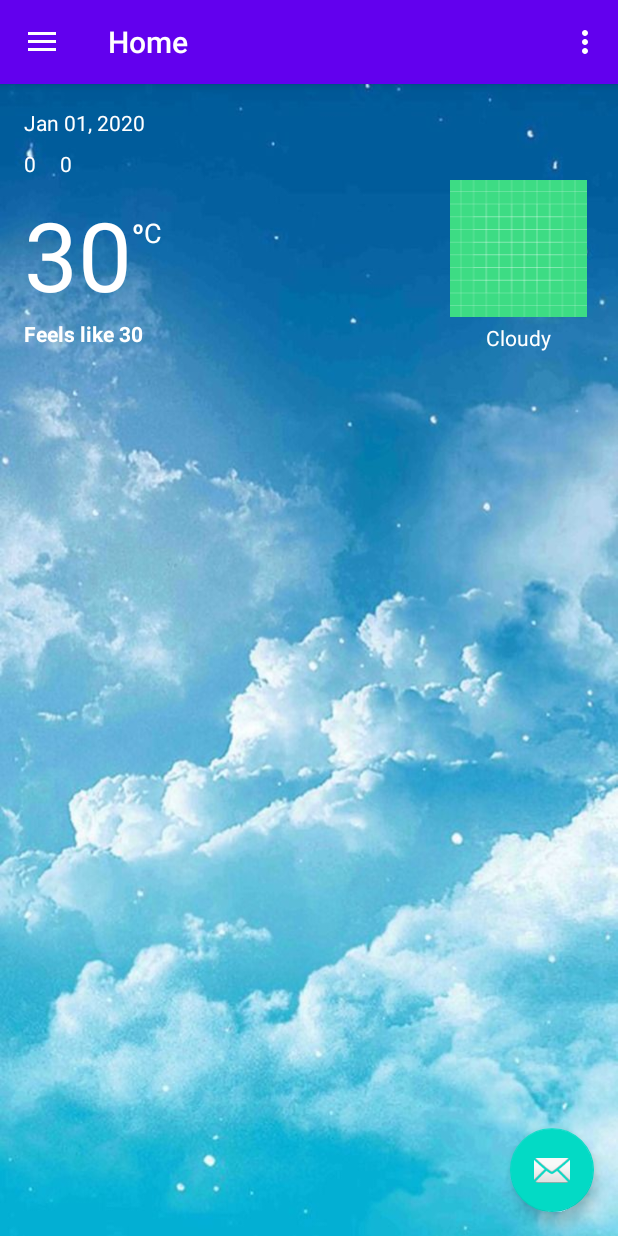
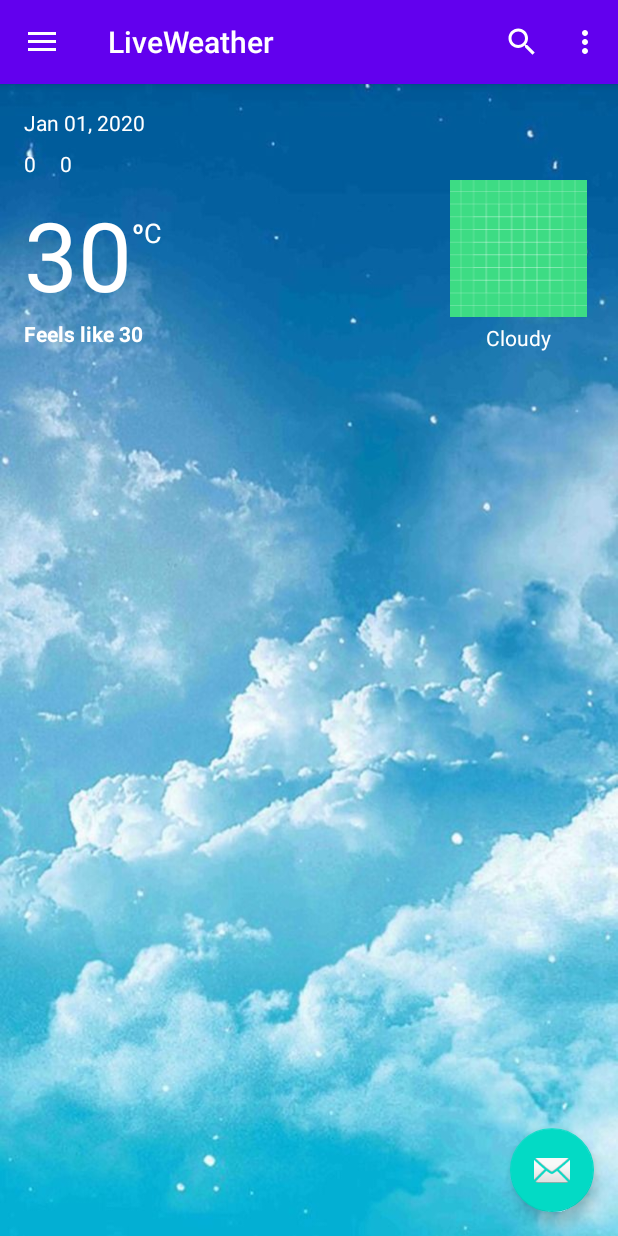
Before and after one commit to micah-akpan/android-weather-app, an Android app: the screen it shows after launch (MainActivity), on a phone screen of 412 x 824 dp. Run offline under Robolectric (Android 15) with nearby library versions, the phone set to English and light mode, and no system bars; our stand-ins replace navigation-ui; Roboto replaces fonts that are not available here; 2 statements that could not run were skipped.

Commit message:
Add support for searching weather info by city

```diff
--- a/app/src/main/java/com/micah/liveweather/MainActivity.java
+++ b/app/src/main/java/com/micah/liveweather/MainActivity.java
@@ -6,6 +6,7 @@
 import android.view.MenuItem;
 import android.view.View;
 import android.widget.Button;
+import android.widget.SearchView;
 import android.widget.TextView;
 
 import androidx.appcompat.app.AppCompatActivity;
@@ -46,14 +47,11 @@
     @Override
     protected void onResume() {
         super.onResume();
-        Log.d("MainActivity: ", "onResume Called");
     }
 
     @Override
     public boolean onCreateOptionsMenu(Menu menu) {
-        // Inflate the menu; this adds items to the action bar if it is present.
-        getMenuInflater().inflate(R.menu.main_activity2, menu);
-        return true;
+        return super.onCreateOptionsMenu(menu);
     }
 
     @Override
--- a/app/src/main/java/com/micah/liveweather/ui/home/HomeFragment.java
+++ b/app/src/main/java/com/micah/liveweather/ui/home/HomeFragment.java
@@ -9,10 +9,14 @@
 import android.os.Bundle;
 import android.util.Log;
 import android.view.LayoutInflater;
+import android.view.Menu;
+import android.view.MenuInflater;
+import android.view.MenuItem;
 import android.view.View;
 import android.view.ViewGroup;
 import android.widget.Button;
 import android.widget.ImageView;
+import android.widget.SearchView;
 import android.widget.TextView;
 
 import androidx.annotation.NonNull;
@@ -99,6 +103,7 @@
         });
 
         mFusedLocationClient = LocationServices.getFusedLocationProviderClient(getActivity());
+        setHasOptionsMenu(true);
         return root;
     }
 
@@ -152,16 +157,12 @@
     @SuppressLint("MissingPermission")
     public void getUserLocation() {
         mFusedLocationClient.getLastLocation()
-                .addOnSuccessListener(getActivity(), new OnSuccessListener<Location>() {
-                    @Override
-                    public void onSuccess(Location location) {
-                        Log.i("Location: ", String.valueOf(location.getLatitude()));
-                        if (location != null) {
-                            Coord.latitude = location.getLatitude();
-                            Coord.longitude = location.getLongitude();
+                .addOnSuccessListener(getActivity(), location -> {
+                    if (location != null) {
+                        Coord.latitude = location.getLatitude();
+                        Coord.longitude = location.getLongitude();
 
-                            displayWeatherInfo();
-                        }
+                        displayWeatherInfo(Coord.latitude, Coord.longitude);
                     }
                 });
     }
@@ -197,10 +198,41 @@
         }
     }
 
+    @Override
+    public void onCreateOptionsMenu(@NonNull Menu menu, @NonNull MenuInflater inflater) {
+        inflater.inflate(R.menu.menu_main, menu);
+        MenuItem searchItem = menu.findItem(R.id.app_bar_search);
+        SearchView searchView = (SearchView) searchItem.getActionView();
 
-    private void displayWeatherInfo() {
+        searchView.setQueryHint("Search by cities");
+
+        searchView.setOnQueryTextListener(new SearchView.OnQueryTextListener() {
+            @Override
+            public boolean onQueryTextSubmit(String query) {
+                displayWeatherInfo(query);
+                return true;
+            }
+
+            @Override
+            public boolean onQueryTextChange(String newText) {
+                return false;
+            }
+        });
+        super.onCreateOptionsMenu(menu, inflater);
+    }
+
+    private void displayWeatherInfo(String location) {
         try {
-            URL url = WeatherHelper.buildURL(Coord.latitude, Coord.longitude);
+            URL url = WeatherHelper.buildURL(location);
+            new HomeFragment.WeatherQueryTask().execute(url);
+        } catch (Exception e) {
+            Log.e("Error: ", e.toString());
+        }
+    }
+
+    private void displayWeatherInfo(double lat, double lon) {
+        try {
+            URL url = WeatherHelper.buildURL(lat, lon);
             new HomeFragment.WeatherQueryTask().execute(url);
         } catch (Exception e) {
             Log.e("Error: ", e.toString());
--- /dev/null
+++ b/app/src/main/res/drawable/ic_search_black_24dp.xml
@@ -0,0 +1,9 @@
+<vector xmlns:android="http://schemas.android.com/apk/res/android"
+        android:width="24dp"
+        android:height="24dp"
+        android:viewportWidth="24.0"
+        android:viewportHeight="24.0">
+    <path
+        android:fillColor="#FF000000"
+        android:pathData="M15.5,14h-0.79l-0.28,-0.27C15.41,12.59 16,11.11 16,9.5 16,5.91 13.09,3 9.5,3S3,5.91 3,9.5 5.91,16 9.5,16c1.61,0 3.09,-0.59 4.23,-1.57l0.27,0.28v0.79l5,4.99L20.49,19l-4.99,-5zM9.5,14C7.01,14 5,11.99 5,9.5S7.01,5 9.5,5 14,7.01 14,9.5 11.99,14 9.5,14z"/>
+</vector>
--- a/app/src/main/res/menu/menu_main.xml
+++ b/app/src/main/res/menu/menu_main.xml
@@ -6,5 +6,13 @@
         android:id="@+id/action_settings"
         android:orderInCategory="100"
         android:title="@string/action_settings"
-        app:showAsAction="never" />
+        app:showAsAction="never|collapseActionView" />
+    <item
+        android:id="@+id/app_bar_search"
+        android:icon="@drawable/ic_search_black_24dp"
+        android:menuCategory="container"
+        android:title="@string/app_bar_search_text"
+        android:visible="true"
+        app:actionViewClass="android.widget.SearchView"
+        app:showAsAction="ifRoom" />
 </menu>
--- a/app/src/main/res/values/strings.xml
+++ b/app/src/main/res/values/strings.xml
@@ -17,7 +17,9 @@
     <string name="nav_header_subtitle">android.studio@android.com</string>
     <string name="nav_header_desc">Navigation header</string>
 
-    <string name="menu_home">Home</string>
+    <string name="menu_home">LiveWeather</string>
     <string name="menu_gallery">Gallery</string>
     <string name="menu_slideshow">Slideshow</string>
+    <string name="search_location">Search</string>
+    <string name="app_bar_search_text">Search Location</string>
 </resources>
```
